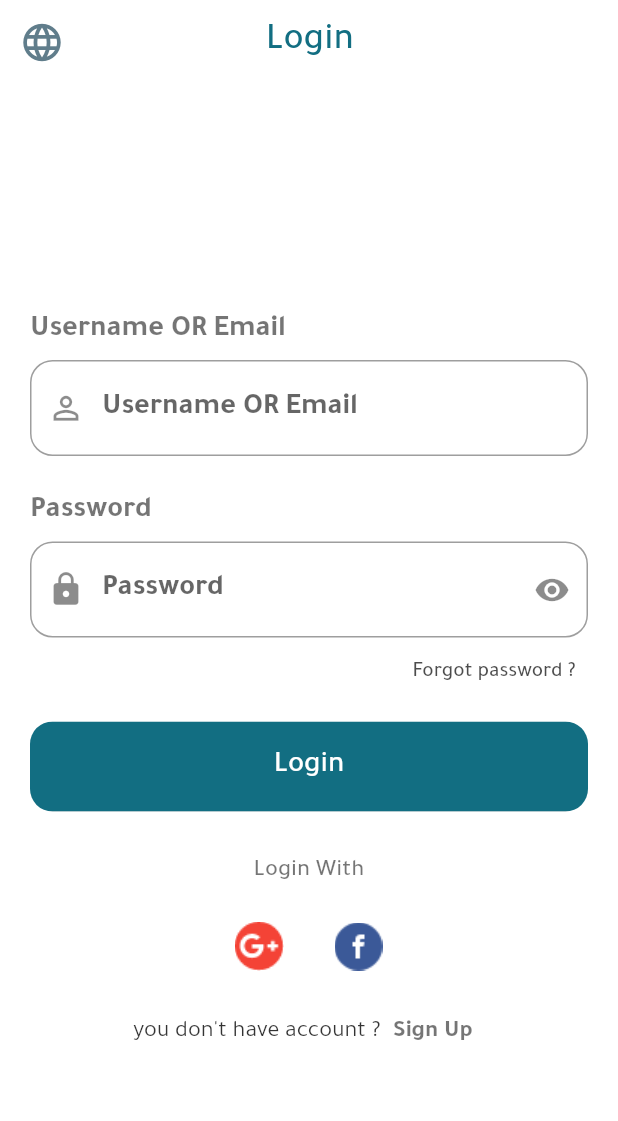
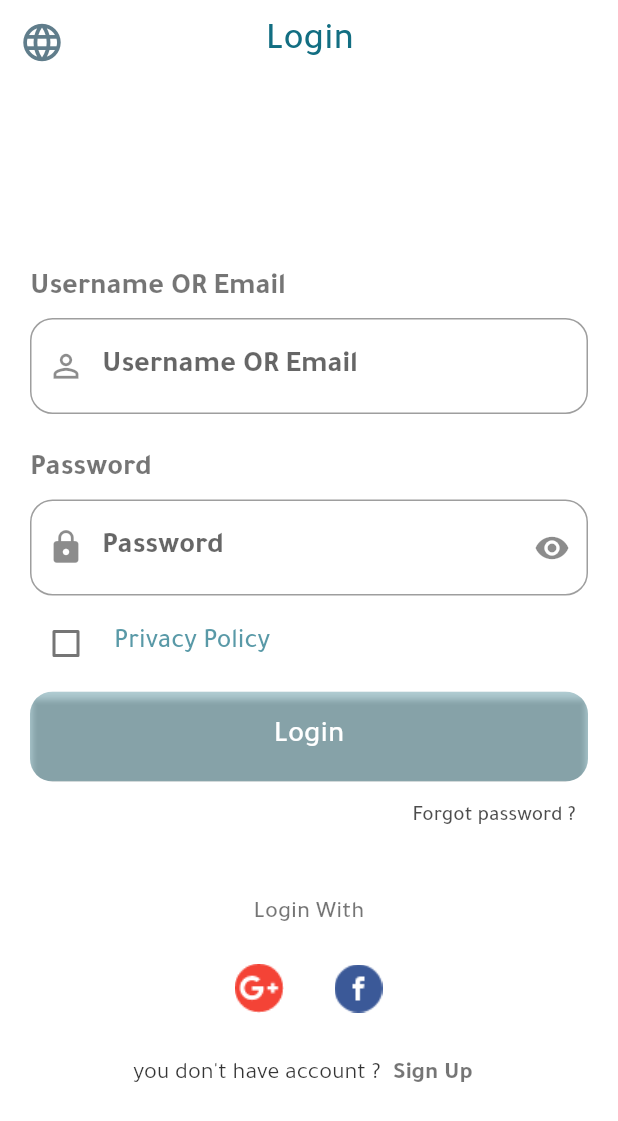
Before and after one commit to KBZouhir/o_travel, a Flutter app: the LoginScreen screen opened directly, on a phone screen of 412 x 824 dp. Shown: the top 1121 px of the screen. Run offline on Flutter 3.47's test engine with Material 2 defaults, Android fonts, the phone set to English and light mode, and no system bars; our stand-ins replace cached_network_image, carousel_slider, cloud_firestore, firebase_auth, firebase_core, firebase_messaging and 10 more; accounts and stored records are empty; network calls fail; statements that could not run were skipped.

Commit message:
fixing some bugs

```diff
--- a/lang/ar.json
+++ b/lang/ar.json
@@ -209,6 +209,7 @@
   "publish_date": "تاريخ النشر",
 
   "contact_company": "للتواصل مع الشركة",
+  "message": " الرسالة",
   "write_message": "اكتب رسالتك",
 
   "default_order": "الترتيب الافتراضي",
--- a/lang/en.json
+++ b/lang/en.json
@@ -206,6 +206,7 @@
   "publish_date": "Publish Date",
   "contact_company": "Contact the company",
   "write_message": "write your message",
+  "message": "Message",
   "default_order": "Default order",
   "by_latest": "By latest",
   "lowest_to_highest": "Lowest price to highest",
--- a/lib/screens/ads/edit.dart
+++ b/lib/screens/ads/edit.dart
@@ -343,7 +343,7 @@ class _EditAdScreenState extends State<EditAdScreen> {
                       context: context,
                       firstDate: DateTime(DateTime.now().year - 1, 5),
                       lastDate: DateTime(DateTime.now().year + 1, 9),
-                      initialDate: selectedDate ?? DateTime.now(),
+                      initialDate: selectedDate ,
                     ).then((date) {
                       if (date != null) {
                         setState(() {
@@ -475,7 +475,7 @@ class _EditAdScreenState extends State<EditAdScreen> {
                           priceController.text,
                           selectedCategory!.id,
                           selectedCountry!.id,
-                          '${selectedDate!.day}-${selectedDate!.month}-${selectedDate!.year}');
+                          '${selectedDate.day}-${selectedDate.month}-${selectedDate.year}');
                     },
                     color: Theme.of(context).primaryColor,
                     child: Text(
--- a/lib/screens/auth/login_screen.dart
+++ b/lib/screens/auth/login_screen.dart
@@ -9,6 +9,7 @@ import 'package:o_travel/screens/auth/reset/email.dart';
 import 'package:o_travel/screens/auth/sign_up_page.dart';
 import 'package:o_travel/screens/home/home.dart';
 import 'package:o_travel/screens/localization/const.dart';
+import 'package:o_travel/screens/privacy.dart';
 
 class LoginScreen extends StatefulWidget {
   final bool company;
@@ -21,6 +22,7 @@ class LoginScreen extends StatefulWidget {
 
 class _LoginScreenState extends State<LoginScreen> {
   bool showPassword = true;
+  bool checked = false;
   String _lang = 'en';
   GlobalKey<FormState> _form = GlobalKey<FormState>();
 
@@ -181,27 +183,40 @@ class _LoginScreenState extends State<LoginScreen> {
                       ),
                     ),
                   ),
+
+                  SizedBox(
+                    height: 8,
+                  ),
                   Row(
-                    mainAxisAlignment: MainAxisAlignment.end,
+                    mainAxisAlignment: MainAxisAlignment.start,
                     children: [
+                      Checkbox(
+                        value: this.checked,
+                        onChanged: (value) {
+                          setState(() {
+                            this.checked = value!;
+                          });
+                        },
+                      ), //C
                       TextButton(
                         onPressed: () {
                           Navigator.push(
                               context,
                               MaterialPageRoute(
-                                  builder: (context) => EmailPage()));
+                                  builder: (context) => PrivacyScreen()));
                         },
                         child: Text(
-                          getTranslated(context, 'forgot_password'),
+                          getTranslated(context, 'privacy_policy'),
                           style: TextStyle(
                             color:
-                                Theme.of(context).accentColor.withOpacity(0.7),
-                            fontSize: 14.0,
+                                Theme.of(context).primaryColor.withOpacity(0.7),
+                            fontSize: 18.0,
                           ),
                         ),
                       ),
                     ],
                   ),
+
                   SizedBox(
                     height: 8,
                   ),
@@ -210,11 +225,13 @@ class _LoginScreenState extends State<LoginScreen> {
                     width: double.infinity,
                     height: 60,
                     decoration: BoxDecoration(
+
                       borderRadius: BorderRadius.circular(raduice),
                     ),
                     child: MaterialButton(
                       onPressed: () async {
-                        if (_form.currentState!.validate()) {
+                          if(checked){
+                            if (_form.currentState!.validate())  {
                               UserCredential user =
                               (await _auth.signInWithEmailAndPassword(
                                   email: usernameController.text,
@@ -246,8 +263,16 @@ class _LoginScreenState extends State<LoginScreen> {
                                 });
                               }
                             }
+                          }else{
+                            final snackBar = SnackBar(
+                              content: const Text('You have to agree the term of uses'),
+
+                            );
+                            ScaffoldMessenger.of(context).showSnackBar(snackBar);
+
+                          }
                       },
-                      color: Theme.of(context).primaryColor,
+                      color: checked?Theme.of(context).primaryColor:Theme.of(context).primaryColor.withOpacity(0.3),
                       child: Text(
                         getTranslated(context, 'login'),
                         style: TextStyle(
@@ -256,6 +281,27 @@ class _LoginScreenState extends State<LoginScreen> {
                         ),
                       ),
                     ),
+                  ),
+                  Row(
+                    mainAxisAlignment: MainAxisAlignment.end,
+                    children: [
+                      TextButton(
+                        onPressed: () {
+                          Navigator.push(
+                              context,
+                              MaterialPageRoute(
+                                  builder: (context) => EmailPage()));
+                        },
+                        child: Text(
+                          getTranslated(context, 'forgot_password'),
+                          style: TextStyle(
+                            color:
+                            Theme.of(context).accentColor.withOpacity(0.7),
+                            fontSize: 14.0,
+                          ),
+                        ),
+                      ),
+                    ],
                   ),
                   SizedBox(
                     height: 30,
--- a/lib/screens/home/home.dart
+++ b/lib/screens/home/home.dart
@@ -162,7 +162,8 @@ class _HomeScreenState extends State<HomeScreen> {
     return Scaffold(
         drawer: MyDrawer(me: me, isCompany: isCompany),
         appBar: buildAppBar(context),
-        body: Container(
+        body: SafeArea(
+          child: Container(
               width: size.width,
               height: size.height,
               color: Theme.of(context).backgroundColor,
@@ -448,7 +449,8 @@ class _HomeScreenState extends State<HomeScreen> {
                   )
                       : SizedBox()
                 ],
-            )));
+              )),
+        ));
   }
 
   Future pickImage() async {
--- a/lib/screens/profile/company/campany_profile_edit.dart
+++ b/lib/screens/profile/company/campany_profile_edit.dart
@@ -575,8 +575,8 @@ class _CompanyProfileEditState extends State<CompanyProfileEdit> {
                             fbController.text,
                             tweeterController.text,
                             instaController.text,
-                            selectedCity!.id,
-                            selectedDomain!.id,
+                            selectedCity.id,
+                            selectedDomain.id,
                           );
                         },
                         color: Theme.of(context).primaryColor,
```
Also changed, not shown: lib/api/company/api.dart (added, +38 -0 lines), lib/screens/about.dart (+18 -3 lines), lib/screens/contact.dart (+3 -8 lines), lib/screens/home/components/drawer.dart (+17 -0 lines), lib/screens/privacy.dart (added, +87 -0 lines). Lines whose indentation alone changed are shown as unchanged.
